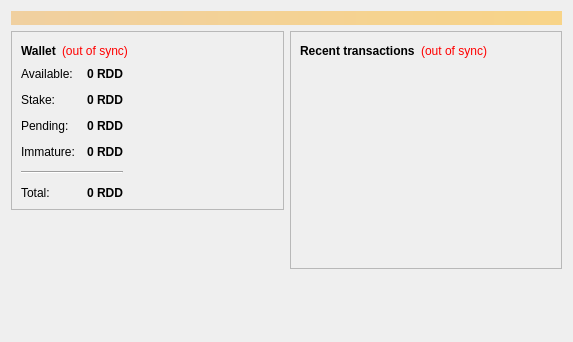
Qt form src/qt/forms/overviewpage.ui (hope21kmj/madoo) before a commit.
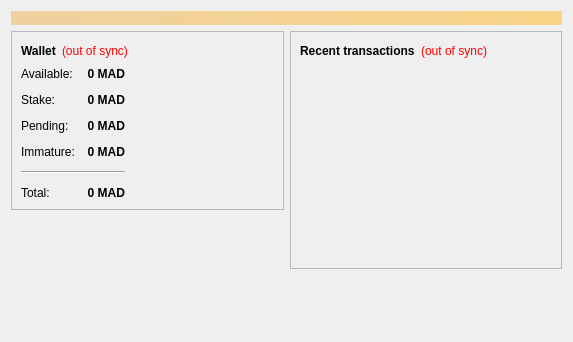
The same form after that commit.

What changed in the file:
```diff
--- a/src/qt/forms/overviewpage.ui
+++ b/src/qt/forms/overviewpage.ui
@@ -124,7 +124,7 @@
                <string>Your current spendable balance</string>
               </property>
               <property name="text">
-               <string notr="true">0 RDD</string>
+               <string notr="true">0 MAD</string>
               </property>
               <property name="alignment">
                <set>Qt::AlignRight|Qt::AlignTrailing|Qt::AlignVCenter</set>
@@ -156,7 +156,7 @@
                <string>Total of coins that were staked and do not yet count toward the current balance</string>
               </property>
               <property name="text">
-               <string notr="true">0 RDD</string>
+               <string notr="true">0 MAD</string>
               </property>
               <property name="alignment">
                <set>Qt::AlignRight|Qt::AlignTrailing|Qt::AlignVCenter</set>
@@ -188,7 +188,7 @@
                <string>Total of transactions that have yet to be confirmed, and do not yet count toward the spendable balance</string>
               </property>
               <property name="text">
-               <string notr="true">0 RDD</string>
+               <string notr="true">0 MAD</string>
               </property>
               <property name="alignment">
                <set>Qt::AlignRight|Qt::AlignTrailing|Qt::AlignVCenter</set>
@@ -217,7 +217,7 @@
                <string>Mined balance that has not yet matured</string>
               </property>
               <property name="text">
-               <string notr="true">0 RDD</string>
+               <string notr="true">0 MAD</string>
               </property>
               <property name="alignment">
                <set>Qt::AlignRight|Qt::AlignTrailing|Qt::AlignVCenter</set>
@@ -249,7 +249,7 @@
                <string>Your current total balance</string>
               </property>
               <property name="text">
-               <string notr="true">0 RDD</string>
+               <string notr="true">0 MAD</string>
               </property>
               <property name="alignment">
                <set>Qt::AlignRight|Qt::AlignTrailing|Qt::AlignVCenter</set>
```
Left out of the diff: 4 changed lines with no effect on the pictures.
